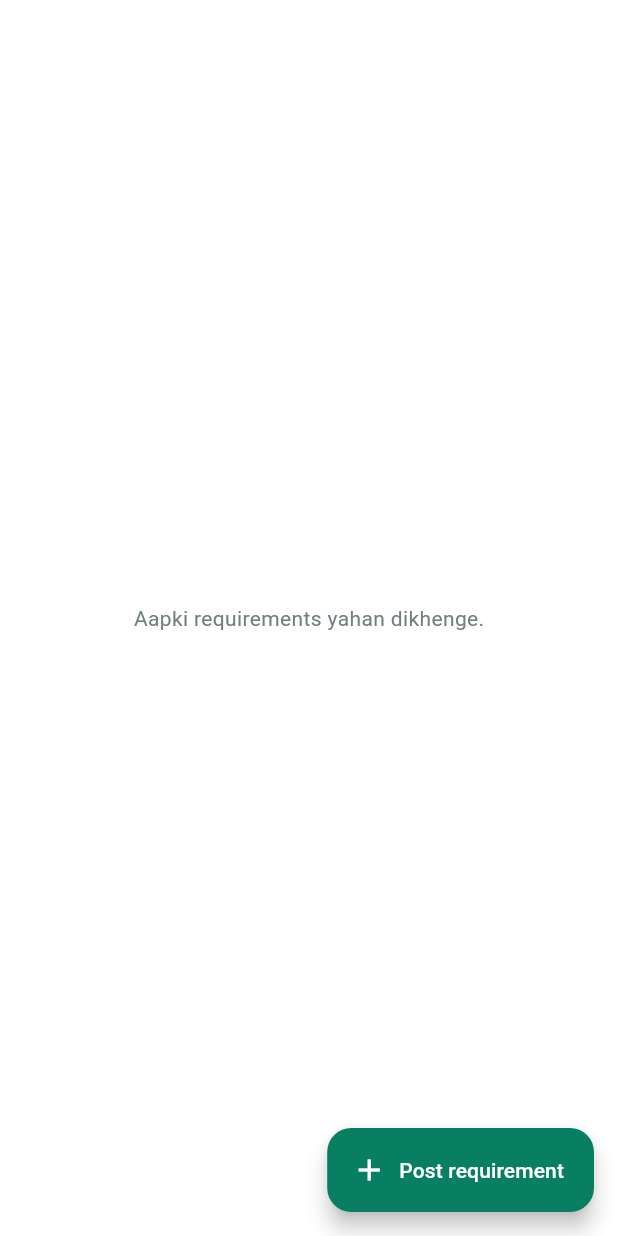
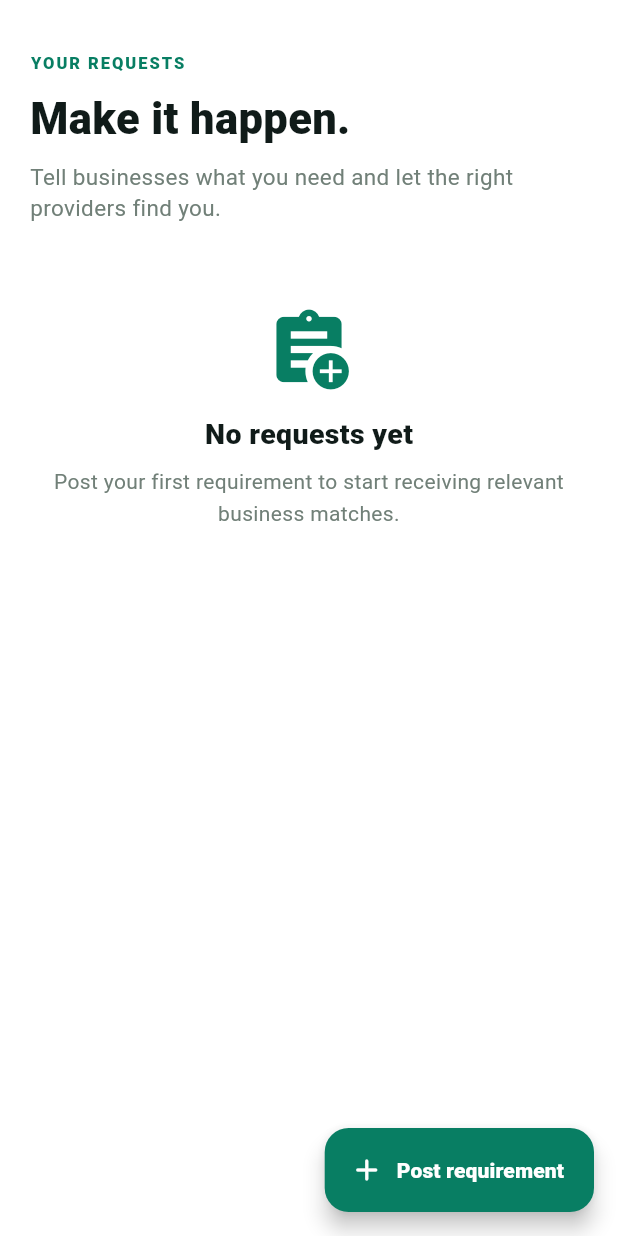
Before and after one commit to ya6331856-cpu/discoverly-india, a Flutter app: the RequirementsScreen screen opened directly, on a phone screen of 412 x 824 dp. Run offline on Flutter 3.47's test engine with Material 3 defaults, Android fonts, the phone set to English and light mode, and no system bars; our stand-ins replace supabase_flutter; accounts and stored records are empty.

Commit message:
Polish requirements and opportunity dashboard screens

```diff
--- a/mobile/lib/main.dart
+++ b/mobile/lib/main.dart
@@ -216,25 +216,37 @@ class _RequirementsScreenState extends State<RequirementsScreen> {
   }
   @override
   Widget build(BuildContext context) {
-    final children = rows.map((r) {
-      return Card(
-        child: ListTile(
-          title: Text(r['title'] ?? ''),
-          subtitle: Text('${r['city'] ?? ''} ${r['state'] ?? ''} • ${r['status'] ?? ''}'),
-        ),
-      );
-    }).toList();
+    final children = rows.map((r) => Container(
+      margin: const EdgeInsets.only(bottom: 11), padding: const EdgeInsets.all(17),
+      decoration: BoxDecoration(color: Colors.white, borderRadius: BorderRadius.circular(20), border: Border.all(color: const Color(0xFFE5ECE7))),
+      child: Column(crossAxisAlignment: CrossAxisAlignment.start, children: [
+        Row(children: [Expanded(child: Text(r['title'] ?? '', style: const TextStyle(fontSize: 17, fontWeight: FontWeight.w900, color: ink))), Container(padding: const EdgeInsets.symmetric(horizontal: 10, vertical: 6), decoration: BoxDecoration(color: const Color(0xFFE5F2EB), borderRadius: BorderRadius.circular(30)), child: Text((r['status'] ?? 'open').toString().toUpperCase(), style: const TextStyle(color: green, fontSize: 10, fontWeight: FontWeight.w900)))]),
+        const SizedBox(height: 10),
+        Text(r['description'] ?? 'Requirement details', maxLines: 3, overflow: TextOverflow.ellipsis, style: const TextStyle(fontSize: 14, color: Color(0xFF718078), height: 1.4)),
+        const SizedBox(height: 12),
+        Row(children: [const Icon(Icons.location_on_outlined, size: 16, color: green), const SizedBox(width: 4), Text('${r['city'] ?? ''} ${r['state'] ?? ''}', style: const TextStyle(fontSize: 12, color: green, fontWeight: FontWeight.w700))]),
+      ]),
+    )).toList();
     return Scaffold(
       backgroundColor: Colors.transparent,
-      floatingActionButton: FloatingActionButton.extended(
-        onPressed: add, backgroundColor: green, foregroundColor: Colors.white,
-        icon: const Icon(Icons.add), label: const Text('Post requirement'),
-      ),
-      body: loading
-          ? const Center(child: CircularProgressIndicator())
-          : rows.isEmpty
-              ? const Center(child: Text('Aapki requirements yahan dikhenge.'))
-              : ListView(padding: const EdgeInsets.all(16), children: children),
+      floatingActionButton: FloatingActionButton.extended(onPressed: add, backgroundColor: green, foregroundColor: Colors.white, icon: const Icon(Icons.add_rounded), label: const Text('Post requirement', style: TextStyle(fontWeight: FontWeight.w800))),
+      body: loading ? const Center(child: CircularProgressIndicator(color: green))
+          : rows.isEmpty ? ListView(padding: const EdgeInsets.all(20), children: const [
+              SizedBox(height: 14),
+              Text('YOUR REQUESTS', style: TextStyle(fontSize: 11, color: green, fontWeight: FontWeight.w900, letterSpacing: 1.3)),
+              SizedBox(height: 8), Text('Make it happen.', style: TextStyle(fontSize: 29, fontWeight: FontWeight.w900, color: ink)),
+              SizedBox(height: 7), Text('Tell businesses what you need and let the right providers find you.', style: TextStyle(fontSize: 15, color: Color(0xFF718078), height: 1.4)),
+              SizedBox(height: 55),
+              Icon(Icons.assignment_add, size: 58, color: green),
+              SizedBox(height: 14), Center(child: Text('No requests yet', style: TextStyle(fontSize: 19, fontWeight: FontWeight.w900, color: ink))),
+              SizedBox(height: 7), Center(child: Text('Post your first requirement to start receiving relevant business matches.', textAlign: TextAlign.center, style: TextStyle(color: Color(0xFF718078), height: 1.5))),
+            ])
+          : ListView(padding: const EdgeInsets.fromLTRB(18, 14, 18, 100), children: [
+              const Text('YOUR REQUESTS', style: TextStyle(fontSize: 11, color: green, fontWeight: FontWeight.w900, letterSpacing: 1.3)),
+              const SizedBox(height: 8), const Text('Your requirements', style: TextStyle(fontSize: 28, fontWeight: FontWeight.w900, color: ink)),
+              const SizedBox(height: 6), const Text('Keep track of what you have requested.', style: TextStyle(fontSize: 14, color: Color(0xFF718078))),
+              const SizedBox(height: 20), ...children,
+            ]),
     );
   }
 }
@@ -244,7 +256,29 @@ class _OpportunitiesScreenState extends State<OpportunitiesScreen> {
   List<dynamic> rows = []; bool loading = true;
   Future<void> load() async { try { final r = await supabase.from('leads').select('id,subject,message,status,created_at,companies(display_name)').order('created_at', ascending: false); if (mounted) setState(() => rows = r); } catch (_) {} if (mounted) setState(() => loading = false); }
   @override void initState() { super.initState(); load(); }
-  @override Widget build(BuildContext context) => loading ? const Center(child: CircularProgressIndicator()) : rows.isEmpty ? const Center(child: Text('Matching opportunities yahan aayengi.')) : ListView(padding: const EdgeInsets.all(16), children: rows.map((r) => Card(child: ListTile(leading: const Icon(Icons.work_outline, color: green), title: Text(r['subject'] ?? 'Opportunity'), subtitle: Text('${r['message'] ?? ''}\nStatus: ${r['status'] ?? ''}')))).toList());
+  @override Widget build(BuildContext context) => loading
+    ? const Center(child: CircularProgressIndicator(color: green))
+    : rows.isEmpty
+      ? ListView(padding: const EdgeInsets.all(20), children: const [
+          SizedBox(height: 14),
+          Text('OPPORTUNITY DESK', style: TextStyle(fontSize: 11, color: green, fontWeight: FontWeight.w900, letterSpacing: 1.3)),
+          SizedBox(height: 8), Text('Your next big lead.', style: TextStyle(fontSize: 29, fontWeight: FontWeight.w900, color: ink)),
+          SizedBox(height: 7), Text('Relevant business opportunities will appear here.', style: TextStyle(fontSize: 15, color: Color(0xFF718078))),
+          SizedBox(height: 60), Icon(Icons.work_outline_rounded, size: 58, color: green),
+          SizedBox(height: 14), Center(child: Text('No opportunities yet', style: TextStyle(fontSize: 19, fontWeight: FontWeight.w900, color: ink))),
+          SizedBox(height: 7), Center(child: Text('Matching opportunities will appear here as businesses and customers connect.', textAlign: TextAlign.center, style: TextStyle(color: Color(0xFF718078), height: 1.5))),
+        ])
+      : ListView(padding: const EdgeInsets.all(18), children: [
+          const Text('OPPORTUNITY DESK', style: TextStyle(fontSize: 11, color: green, fontWeight: FontWeight.w900, letterSpacing: 1.3)),
+          const SizedBox(height: 8), const Text('Explore leads', style: TextStyle(fontSize: 29, fontWeight: FontWeight.w900, color: ink)),
+          const SizedBox(height: 6), const Text('Stay close to new business opportunities.', style: TextStyle(fontSize: 14, color: Color(0xFF718078))),
+          const SizedBox(height: 20),
+          ...rows.map((r) => Container(margin: const EdgeInsets.only(bottom: 12), padding: const EdgeInsets.all(17), decoration: BoxDecoration(color: Colors.white, borderRadius: BorderRadius.circular(20), border: Border.all(color: const Color(0xFFE5ECE7))), child: Column(crossAxisAlignment: CrossAxisAlignment.start, children: [
+            Row(children: [Container(width: 43, height: 43, decoration: BoxDecoration(color: const Color(0xFFE5F2EB), borderRadius: BorderRadius.circular(14)), child: const Icon(Icons.bolt_rounded, color: green, size: 24)), const SizedBox(width: 12), Expanded(child: Text(r['subject'] ?? 'Opportunity', style: const TextStyle(fontSize: 17, fontWeight: FontWeight.w900, color: ink))), Text((r['status'] ?? 'NEW').toString().toUpperCase(), style: const TextStyle(fontSize: 10, color: green, fontWeight: FontWeight.w900))]),
+            const SizedBox(height: 12), Text(r['message'] ?? '', style: const TextStyle(fontSize: 14, color: Color(0xFF718078), height: 1.45)),
+            const SizedBox(height: 12), const Divider(color: Color(0xFFE5ECE7)), const Row(children: [Icon(Icons.auto_awesome_outlined, size: 16, color: gold), SizedBox(width: 6), Text('DISCOVERLY opportunity', style: TextStyle(fontSize: 12, color: Color(0xFF718078), fontWeight: FontWeight.w700))]),
+          ]))),
+        ]);
 }
 
 class ProfileScreen extends StatelessWidget {
```
